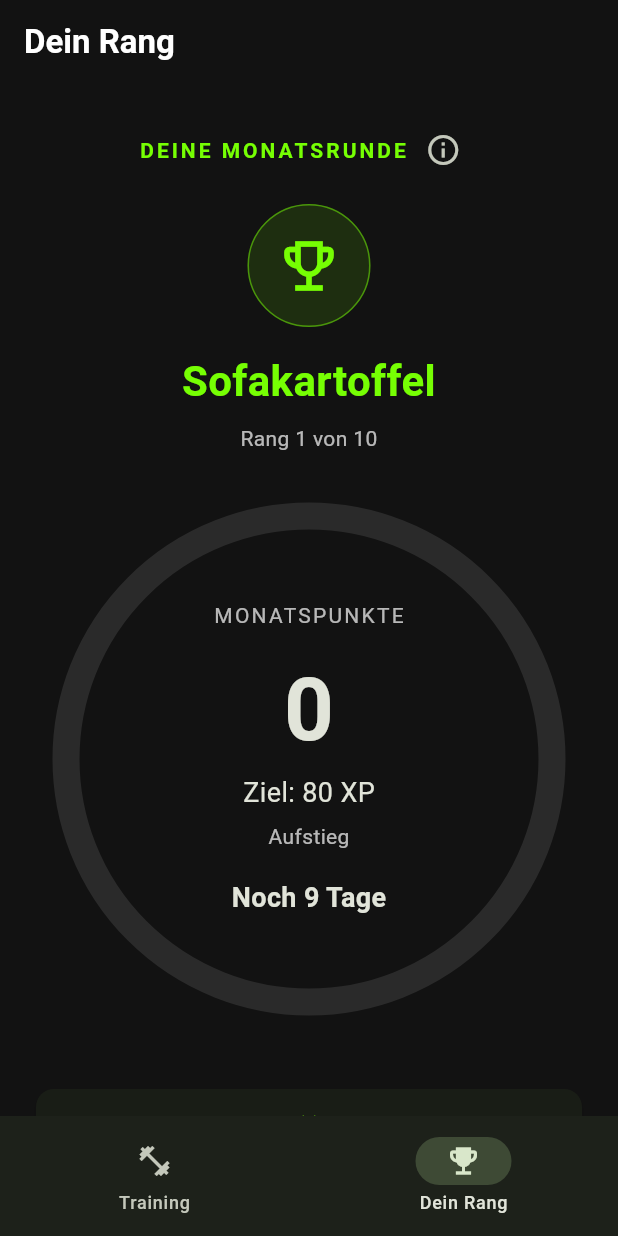
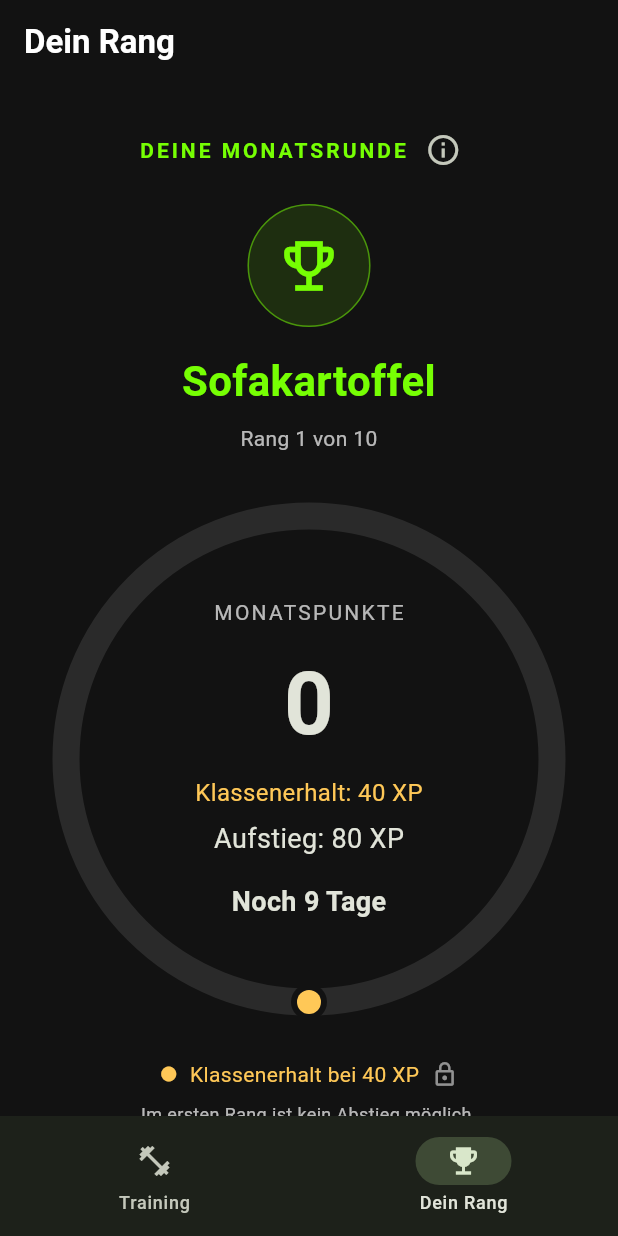
Before and after one commit to JanMeyfarth1999/repstar, a Flutter app: the screen it shows after launch, item 2 of the bottom bar chosen, on a phone screen of 412 x 824 dp. Run offline on Flutter 3.47's test engine with Material 3 defaults, Android fonts, the phone set to English and light mode, and no system bars; our stand-ins replace flutter_local_notifications, timezone, vibration.

Commit message:
Flutter-Projekt RepStar angelegt

```diff
--- a/lib/data/level_library.dart
+++ b/lib/data/level_library.dart
@@ -1,79 +1,79 @@
 import 'package:repstar/models/level_definition.dart';
 
-/// Ranggrenzen pro Kalendermonat.
+/// Ranganforderungen pro Kalendermonat.
 /// Monatswechsel ist am ersten Tag des Monats um 00:00 Uhr UTC.
-/// Die XP-Werte sind erste Spielregeln und werden anhand der
-/// anschließenden Trainingsberechnung überprüft und abgestimmt.
+///
+/// Der benötigte Anteil für den Klassenerhalt steigt von 50 auf 80 Prozent.
 const List<LevelDefinition> levelLibrary = [
   LevelDefinition(
     number: 1,
     name: 'Sofakartoffel',
     description:
         'Die Couch kennt dich. Zeit, dass die Hanteln dich kennenlernen.',
-    maintenanceXp: 0,
-    promotionXp: 80,
+    targetXp: 80,
+    maintenancePercent: 50,
   ),
   LevelDefinition(
     number: 2,
     name: 'Ausreden-Azubi',
     description: 'Weniger „morgen“, mehr machen.',
-    maintenanceXp: 80,
-    promotionXp: 160,
+    targetXp: 160,
+    maintenancePercent: 53,
   ),
   LevelDefinition(
     number: 3,
     name: 'Gelegenheits-Pumper',
     description: 'Du tauchst auf. Jetzt wird daraus eine Gewohnheit.',
-    maintenanceXp: 120,
-    promotionXp: 240,
+    targetXp: 240,
+    maintenancePercent: 57,
   ),
   LevelDefinition(
     number: 4,
     name: 'Studio-Stammgast',
     description: 'Dein Training hat einen festen Platz im Alltag.',
-    maintenanceXp: 160,
-    promotionXp: 320,
+    targetXp: 320,
+    maintenancePercent: 60,
   ),
   LevelDefinition(
     number: 5,
     name: 'Eisenbeißer',
     description: 'Du bleibst dran, auch wenn die erste Motivation nachlässt.',
-    maintenanceXp: 240,
-    promotionXp: 400,
+    targetXp: 400,
+    maintenancePercent: 63,
   ),
   LevelDefinition(
     number: 6,
     name: 'Hantel-Rebell',
     description: 'Du ziehst dein Training konsequent durch.',
-    maintenanceXp: 320,
-    promotionXp: 480,
+    targetXp: 480,
+    maintenancePercent: 67,
   ),
   LevelDefinition(
     number: 7,
     name: 'Eisen-Rockstar',
     description: 'Regelmäßigkeit ist dein Markenzeichen.',
-    maintenanceXp: 400,
-    promotionXp: 560,
+    targetXp: 560,
+    maintenancePercent: 70,
   ),
   LevelDefinition(
     number: 8,
     name: 'Gym-Headliner',
-    description: 'Du lieferst über die ganze Runde ab.',
-    maintenanceXp: 480,
-    promotionXp: 640,
+    description: 'Du lieferst über den ganzen Monat ab.',
+    targetXp: 640,
+    maintenancePercent: 73,
   ),
   LevelDefinition(
     number: 9,
     name: 'Eisen-Legende',
     description: 'Ein starker Rang braucht dauerhaft starke Gewohnheiten.',
-    maintenanceXp: 560,
-    promotionXp: 720,
+    targetXp: 720,
+    maintenancePercent: 77,
   ),
   LevelDefinition(
     number: 10,
     name: 'RepStar-Legende',
     description: 'Ganz oben angekommen. Jetzt zählt, dass du dranbleibst.',
-    maintenanceXp: 720,
-    promotionXp: null,
+    targetXp: 900,
+    maintenancePercent: 80,
   ),
 ];
--- a/lib/models/level_definition.dart
+++ b/lib/models/level_definition.dart
@@ -1,22 +1,35 @@
-/// Beschreibt einen Rang und seine benötigten Punkte pro 30-Tage-Runde.
+/// Beschreibt einen Rang und seine Anforderungen pro Kalendermonat.
 class LevelDefinition {
   final int number;
   final String name;
   final String description;
 
-  /// Mindestpunktzahl, um den Rang zu halten.
-  final int maintenanceXp;
+  /// Punktzahl, die einem vollständig gefüllten Fortschrittsring entspricht.
+  final int targetXp;
 
-  /// Punktzahl für den Aufstieg; beim höchsten Rang gibt es keinen Aufstieg.
-  final int? promotionXp;
+  /// Benötigter Anteil des Monatsziels für den Klassenerhalt.
+  final int maintenancePercent;
 
   const LevelDefinition({
     required this.number,
     required this.name,
     required this.description,
-    required this.maintenanceXp,
-    required this.promotionXp,
-  });
+    required this.targetXp,
+    required this.maintenancePercent,
+  }) : assert(number >= 1 && number <= 10),
+       assert(targetXp > 0),
+       assert(maintenancePercent > 0 && maintenancePercent < 100);
 
-  bool get isHighestLevel => promotionXp == null;
+  bool get isHighestLevel => number == 10;
+
+  /// Berechnet die Erhaltungsgrenze und rundet auf ganze Punkte auf.
+  ///
+  /// Beispiel: 160 × 53 % = 84,8, also werden 85 XP benötigt.
+  int get maintenanceXp {
+    return (targetXp * maintenancePercent + 99) ~/ 100;
+  }
+
+  /// Das volle Monatsziel ermöglicht einen Aufstieg.
+  /// Im höchsten Rang ist kein weiterer Aufstieg möglich.
+  int? get promotionXp => isHighestLevel ? null : targetXp;
 }
--- a/lib/screens/rank_screen.dart
+++ b/lib/screens/rank_screen.dart
@@ -4,7 +4,7 @@ import 'package:flutter/material.dart';
 import 'package:repstar/data/level_library.dart';
 import 'package:repstar/models/level_progress.dart';
 
-/// Zeigt den aktuellen Rang und die Punkte der laufenden Monatsrunde.
+/// Zeigt Rang, Monatspunkte und die Grenze für den Klassenerhalt.
 class RankScreen extends StatelessWidget {
   final LevelProgress progress;
   final int monthlyXp;
@@ -16,6 +16,8 @@ class RankScreen extends StatelessWidget {
     required this.monthlyXp,
     required this.now,
   });
+
+  static const Color _maintenanceColor = Color(0xFFFFC857);
 
   String _formatDate(DateTime date) {
     final day = date.day.toString().padLeft(2, '0');
@@ -33,16 +35,26 @@ class RankScreen extends StatelessWidget {
           child: Text(
             'Jede Runde dauert einen Kalendermonat und endet am '
             '1. des nächsten Monats um 00:00 Uhr UTC.\n\n'
-            'Unter dem Klassenerhalt-Ziel sinkst du um einen Rang. '
-            'Erreichst du dieses Ziel, hältst du deinen Rang. '
-            'Erreichst du das Aufstiegsziel, steigst du um einen Rang.\n\n'
-            'Der Rangwechsel erfolgt zum Monatswechsel. '
+            'Der goldene Punkt am Ring markiert die benötigten '
+            'Punkte für den Klassenerhalt.\n\n'
+            'Unter dieser Grenze sinkst du um einen Rang. '
+            'Erreichst du sie, hältst du deinen Rang. '
+            'Beim Aufstiegsziel steigst du um einen Rang.\n\n'
+            'Die Grenze für den Klassenerhalt steigt mit dem Rang '
+            'von 50 auf 80 Prozent des Monatsziels.\n\n'
+            'Rang 1 kann nicht unterschritten werden, auch wenn '
+            'sein Erhaltungsziel verfehlt wird.\n\n'
+            'Im höchsten Rang liegt der Klassenerhalt bei '
+            '80 Prozent des vollständigen Rings. '
+            'Ein weiterer Aufstieg ist dort nicht möglich.\n\n'
+            'Rangwechsel erfolgen zum Monatswechsel. '
             'Danach beginnen die Monatspunkte wieder bei null. '
             'Deine Trainingseinheiten bleiben gespeichert.\n\n'
+            'Nur Trainingseinheiten mit mindestens 30 Minuten '
+            'Gesamtdauer zählen zur Punktewertung.\n\n'
             'Pro Monat ist höchstens ein Rangwechsel möglich. '
-            'Rang 1 ist die Untergrenze, Rang 10 die Obergrenze.\n\n'
-            'Wird die App mehrere Monate nicht geöffnet, werden '
-            'die vergangenen Monate beim nächsten Öffnen ausgewertet.',
+            'Vergangene Monate werden beim nächsten Öffnen '
+            'der App nacheinander ausgewertet.',
           ),
         ),
         actions: [
@@ -60,8 +72,10 @@ class RankScreen extends StatelessWidget {
     final definition = levelLibrary[progress.level - 1];
     final promotionXp = definition.promotionXp;
 
-    // Beim höchsten Rang zeigt der Kreis das Ziel für den Klassenerhalt.
-    final targetXp = promotionXp ?? definition.maintenanceXp;
+    // Jeder Rang hat ein eigenes Ringziel.
+    // Im höchsten Rang liegt der Klassenerhalt bei 80 % dieses Ziels.
+    final targetXp = definition.targetXp;
+
     final fraction = targetXp > 0
         ? (monthlyXp / targetXp).clamp(0.0, 1.0).toDouble()
         : 1.0;
@@ -69,6 +83,8 @@ class RankScreen extends StatelessWidget {
     final maintenanceFraction = targetXp > 0
         ? (definition.maintenanceXp / targetXp).clamp(0.0, 1.0).toDouble()
         : 0.0;
+
+    final maintenanceReached = monthlyXp >= definition.maintenanceXp;
 
     final remainingSeconds = progress.periodEndsAt
         .difference(now.toUtc())
@@ -86,7 +102,7 @@ class RankScreen extends StatelessWidget {
     if (promotionXp != null && monthlyXp >= promotionXp) {
       status = 'Aufstieg zum Monatswechsel gesichert!';
       statusIcon = Icons.trending_up;
-    } else if (monthlyXp < definition.maintenanceXp) {
+    } else if (!maintenanceReached) {
       final missingXp = definition.maintenanceXp - monthlyXp;
       status = 'Noch $missingXp XP zum Klassenerhalt.';
       statusIcon = Icons.shield_outlined;
@@ -156,14 +172,16 @@ class RankScreen extends StatelessWidget {
         ),
         const SizedBox(height: 24),
 
-        // Der Ring passt sich der verfügbaren Bildschirmbreite an.
         LayoutBuilder(
           builder: (context, constraints) {
             final size = math.min(constraints.maxWidth, 360.0);
 
             return Center(
               child: Semantics(
-                label: '$monthlyXp von $targetXp Monatspunkten',
+                label:
+                    '$monthlyXp Monatspunkte. '
+                    'Klassenerhalt bei ${definition.maintenanceXp} XP. '
+                    '${promotionXp == null ? 'Höchster Rang.' : 'Aufstieg bei $promotionXp XP.'}',
                 child: SizedBox(
                   width: size,
                   height: size,
@@ -173,6 +191,10 @@ class RankScreen extends StatelessWidget {
                       maintenanceFraction: maintenanceFraction,
                       color: accentColor,
                       trackColor: Colors.white10,
+                      maintenanceColor: _maintenanceColor,
+                      backgroundColor: Theme.of(
+                        context,
+                      ).scaffoldBackgroundColor,
                     ),
                     child: Padding(
                       padding: EdgeInsets.all(size * 0.16),
@@ -189,7 +211,7 @@ class RankScreen extends StatelessWidget {
                                   letterSpacing: 1.5,
                                 ),
                               ),
-                              const SizedBox(height: 12),
+                              const SizedBox(height: 10),
                               Text(
                                 '$monthlyXp',
                                 style: const TextStyle(
@@ -197,18 +219,25 @@ class RankScreen extends StatelessWidget {
                                   fontWeight: FontWeight.bold,
                                 ),
                               ),
+                              const SizedBox(height: 6),
+
+                              // Beide Ziele sind direkt im Ring ablesbar.
                               Text(
-                                'Ziel: $targetXp XP',
-                                style: const TextStyle(fontSize: 18),
+                                'Klassenerhalt: '
+                                '${definition.maintenanceXp} XP',
+                                style: const TextStyle(
+                                  color: _maintenanceColor,
+                                  fontSize: 16,
+                                ),
                               ),
                               const SizedBox(height: 6),
                               Text(
                                 promotionXp == null
-                                    ? 'Klassenerhalt'
-                                    : 'Aufstieg',
-                                style: const TextStyle(color: Colors.white70),
+                                    ? 'Höchster Rang'
+                                    : 'Aufstieg: $promotionXp XP',
+                                style: const TextStyle(fontSize: 18),
                               ),
-                              const SizedBox(height: 18),
+                              const SizedBox(height: 16),
                               Text(
                                 remainingDays == 0
                                     ? 'Monatswechsel'
@@ -231,13 +260,37 @@ class RankScreen extends StatelessWidget {
           },
         ),
         const SizedBox(height: 20),
-        if (definition.maintenanceXp > 0)
-          Text(
-            'Weiße Markierung: Klassenerhalt bei '
-            '${definition.maintenanceXp} XP',
+
+        // Diese Erklärung erscheint auch bei Rang 1 mit 0 XP.
+        Row(
+          mainAxisAlignment: MainAxisAlignment.center,
+          children: [
+            const Icon(Icons.circle, size: 12, color: _maintenanceColor),
+            const SizedBox(width: 8),
+            Flexible(
+              child: Text(
+                'Klassenerhalt bei ${definition.maintenanceXp} XP',
+                style: const TextStyle(color: _maintenanceColor),
+              ),
+            ),
+            const SizedBox(width: 8),
+            Icon(
+              maintenanceReached
+                  ? Icons.check_circle_outline
+                  : Icons.lock_outline,
+              size: 18,
+              color: maintenanceReached ? accentColor : Colors.white54,
+            ),
+          ],
+        ),
+        if (definition.number == 1) ...[
+          const SizedBox(height: 8),
+          const Text(
+            'Im ersten Rang ist kein Abstieg möglich.',
             textAlign: TextAlign.center,
-            style: const TextStyle(color: Colors.white70, fontSize: 12),
+            style: TextStyle(color: Colors.white70, fontSize: 12),
           ),
+        ],
         const SizedBox(height: 16),
         Card(
           child: Padding(
@@ -277,8 +330,6 @@ class RankScreen extends StatelessWidget {
           style: TextStyle(fontSize: 22, fontWeight: FontWeight.bold),
         ),
         const SizedBox(height: 12),
-
-        // Alle Ränge stammen aus derselben zentralen Liste.
         for (final level in levelLibrary)
           Card(
             shape: RoundedRectangleBorder(
@@ -315,18 +366,22 @@ class RankScreen extends StatelessWidget {
   }
 }
 
-/// Zeichnet Fortschritt und die Schwelle zum Klassenerhalt.
+/// Zeichnet den Fortschritt und einen festen Punkt für den Klassenerhalt.
 class _RankRingPainter extends CustomPainter {
   final double progress;
   final double maintenanceFraction;
   final Color color;
   final Color trackColor;
+  final Color maintenanceColor;
+  final Color backgroundColor;
 
   const _RankRingPainter({
     required this.progress,
     required this.maintenanceFraction,
     required this.color,
     required this.trackColor,
+    required this.maintenanceColor,
+    required this.backgroundColor,
   });
 
   @override
@@ -336,12 +391,12 @@ class _RankRingPainter extends CustomPainter {
     final radius = size.shortestSide / 2 - strokeWidth;
     final circle = Rect.fromCircle(center: center, radius: radius);
 
-    final paint = Paint()
+    final ringPaint = Paint()
       ..style = PaintingStyle.stroke
       ..strokeWidth = strokeWidth
       ..strokeCap = StrokeCap.round;
 
-    canvas.drawCircle(center, radius, paint..color = trackColor);
+    canvas.drawCircle(center, radius, ringPaint..color = trackColor);
 
     if (progress > 0) {
       canvas.drawArc(
@@ -349,25 +404,21 @@ class _RankRingPainter extends CustomPainter {
         -math.pi / 2,
         math.pi * 2 * progress,
         false,
-        paint..color = color,
+        ringPaint..color = color,
       );
     }
 
-    if (maintenanceFraction > 0) {
-      final angle = -math.pi / 2 + math.pi * 2 * maintenanceFraction;
+    // Die Position ergibt sich aus Klassenerhalt / Ringziel.
+    // Bei 0 XP liegt der Punkt oben am Anfang des Rings.
+    final angle = -math.pi / 2 + math.pi * 2 * maintenanceFraction;
 
-      final direction = Offset(math.cos(angle), math.sin(angle));
+    final markerPosition =
+        center + Offset(math.cos(angle), math.sin(angle)) * radius;
 
-      // Ein weißer Strich markiert die Grenze für den Klassenerhalt.
-      canvas.drawLine(
-        center + direction * (radius - strokeWidth / 2 - 4),
-        center + direction * (radius + strokeWidth / 2 + 4),
-        Paint()
-          ..color = Colors.white
-          ..strokeWidth = 3
-          ..strokeCap = StrokeCap.round,
-      );
-    }
+    // Dunkler Rand hebt die Markierung vom Fortschrittsring ab.
+    canvas.drawCircle(markerPosition, 12, Paint()..color = backgroundColor);
+
+    canvas.drawCircle(markerPosition, 8, Paint()..color = maintenanceColor);
   }
 
   @override
@@ -375,6 +426,8 @@ class _RankRingPainter extends CustomPainter {
     return progress != oldDelegate.progress ||
         maintenanceFraction != oldDelegate.maintenanceFraction ||
         color != oldDelegate.color ||
-        trackColor != oldDelegate.trackColor;
+        trackColor != oldDelegate.trackColor ||
+        maintenanceColor != oldDelegate.maintenanceColor ||
+        backgroundColor != oldDelegate.backgroundColor;
   }
 }
--- a/lib/services/level_service.dart
+++ b/lib/services/level_service.dart
@@ -1,13 +1,12 @@
 import 'package:repstar/models/level_definition.dart';
 import 'package:repstar/models/level_progress.dart';
 import 'package:repstar/models/training_session.dart';
+import 'package:repstar/services/training_reward_service.dart';
 
 /// Wertet monatliche Trainingspunkte und Rangänderungen aus.
 class LevelService {
   final List<LevelDefinition> _levels;
 
-  /// Die Rangdefinitionen werden zentral übergeben.
-  /// Dadurch verwenden Berechnung und Oberfläche dieselben Anforderungen.
   LevelService({required List<LevelDefinition> levels})
     : _levels = List<LevelDefinition>.unmodifiable(levels) {
     if (_levels.length != 10) {
@@ -35,7 +34,6 @@ class LevelService {
     }
   }
 
-  /// Liefert die Anforderungen eines bestimmten Rangs.
   LevelDefinition definitionFor(int level) {
     if (level < 1 || level > _levels.length) {
       throw ArgumentError.value(level, 'level', 'Ungültiger Rang.');
@@ -44,10 +42,7 @@ class LevelService {
     return _levels[level - 1];
   }
 
-  /// Summiert gespeicherte XP innerhalb des angegebenen Kalendermonats.
-  ///
-  /// Der Abschlusszeitpunkt bestimmt, zu welchem Monat eine Einheit gehört.
-  /// Einheiten ohne Auswertung liefern keine XP.
+  /// Summiert die gültigen Punkte des angegebenen Kalendermonats.
   int monthlyXp({
     required Iterable<TrainingSession> sessions,
     required DateTime month,
@@ -62,10 +57,14 @@ class LevelService {
     for (final session in sessions) {
       final finishedAt = session.endedAt.toUtc();
 
-      // Monatsbeginn gehört dazu, der nächste Monatsbeginn nicht mehr.
       if (finishedAt.isBefore(start) ||
           !finishedAt.isBefore(end) ||
           finishedAt.isAfter(currentTime)) {
+        continue;
+      }
+
+      // Gilt auch für alte Einheiten mit früher bereits vergebenen XP.
+      if (!TrainingRewardService.meetsMinimumXpDuration(session)) {
         continue;
       }
 
@@ -83,10 +82,7 @@ class LevelService {
     return total;
   }
 
-  /// Wertet alle seit der letzten Prüfung abgeschlossenen Monate aus.
-  ///
-  /// Innerhalb eines Monats bleibt der Rang unverändert.
-  /// Pro abgeschlossenem Monat ist höchstens ein Rangwechsel möglich.
+  /// Wertet alle bisher noch nicht abgeschlossenen Monatsauswertungen aus.
   LevelProgress evaluate({
     required LevelProgress progress,
     required Iterable<TrainingSession> sessions,
@@ -98,7 +94,6 @@ class LevelService {
     var periodStart = LevelProgress.monthStart(progress.periodStartedAt);
     var level = progress.level;
 
-    // Prüft auch den gespeicherten Rang auf Gültigkeit.
     definitionFor(level);
 
     // Bei zurückgestellter Geräteuhr keine Monate rückwärts auswerten.
@@ -106,7 +101,6 @@ class LevelService {
       return progress;
     }
 
-    // Dieselben Einheiten für mehrere Monatsauswertungen verwenden.
     final history = sessions.toList(growable: false);
 
     while (periodStart.isBefore(currentMonth)) {
@@ -126,7 +120,6 @@ class LevelService {
         level -= 1;
       }
 
-      // Automatischer Jahreswechsel bei Dezember.
       periodStart = DateTime.utc(periodStart.year, periodStart.month + 1, 1);
     }
 
--- a/lib/services/training_reward_service.dart
+++ b/lib/services/training_reward_service.dart
@@ -8,11 +8,21 @@ import 'package:repstar/models/training_session.dart';
 class TrainingRewardService {
   const TrainingRewardService();
 
-  /// Änderungen an der Formel erhalten später eine neue Versionsnummer.
-  static const int calculationVersion = 1;
+  /// Version 2 ergänzt die Mindestdauer für Trainingspunkte.
+  static const int calculationVersion = 2;
+
+  /// Gemeinsame Mindestdauer für Berechnung und Monatsauswertung.
+  static const Duration minimumXpDuration = Duration(minutes: 30);
 
   /// Einheitliches Bezugsgewicht für körpergewichtsunabhängige Rangpunkte.
   static const double referenceBodyWeightKg = 80;
+
+  /// Prüft ausschließlich die zeitliche Voraussetzung.
+  ///
+  /// Gültige abgeschlossene Sätze werden zusätzlich in calculate geprüft.
+  static bool meetsMinimumXpDuration(TrainingSession session) {
+    return session.duration >= minimumXpDuration;
+  }
 
   TrainingReward calculate({
     required TrainingPlan training,
@@ -27,11 +37,9 @@ class TrainingRewardService {
     var completedSets = 0;
     var completedRepetitions = 0;
     var estimatedSeconds = 0.0;
-
-    // Summe aus modellierter Ausführungszeit und zusätzlicher Belastung.
     var effortSeconds = 0.0;
 
-    // Verhindert eine doppelte Wertung bei versehentlich doppelten IDs.
+    // Verhindert eine doppelte Wertung bei doppelten Übungskennungen.
     final processedExerciseIds = <String>{};
 
     for (final exercise in training.exercises) {
@@ -87,7 +95,7 @@ class TrainingRewardService {
       session.duration.inMicroseconds / Duration.microsecondsPerSecond,
     );
 
-    // Die geschätzte Ausführungszeit kann nicht länger als die Einheit sein.
+    // Die geschätzte Ausführungszeit darf die Gesamtdauer nicht überschreiten.
     final timeScale = estimatedSeconds > 0
         ? math.min(1.0, elapsedSeconds / estimatedSeconds)
         : 0.0;
@@ -95,14 +103,18 @@ class TrainingRewardService {
     final adjustedActiveSeconds = estimatedSeconds * timeScale;
     final adjustedEffortHours = effortSeconds * timeScale / 3600;
 
-    // Punkte verwenden immer dasselbe Bezugsgewicht.
-    final earnedXp = (adjustedEffortHours * referenceBodyWeightKg).round();
+    // Erst ab 30 Minuten Gesamtdauer werden Punkte vergeben.
+    // Längeres Warten erhöht die berechneten Satzpunkte nicht.
+    final earnedXp = meetsMinimumXpDuration(session)
+        ? (adjustedEffortHours * referenceBodyWeightKg).round()
+        : 0;
 
     final bodyWeight = session.bodyWeightKg;
 
     final hasValidBodyWeight =
         bodyWeight != null && bodyWeight.isFinite && bodyWeight > 0;
 
+    // Die Kalorienschätzung bleibt unabhängig von der XP-Mindestdauer.
     final estimatedActiveKcal = hasValidBodyWeight
         ? adjustedEffortHours * bodyWeight
         : null;
```
Also changed, not shown: lib/screens/active_training_screen.dart (+118 -78 lines), 1 other file.
